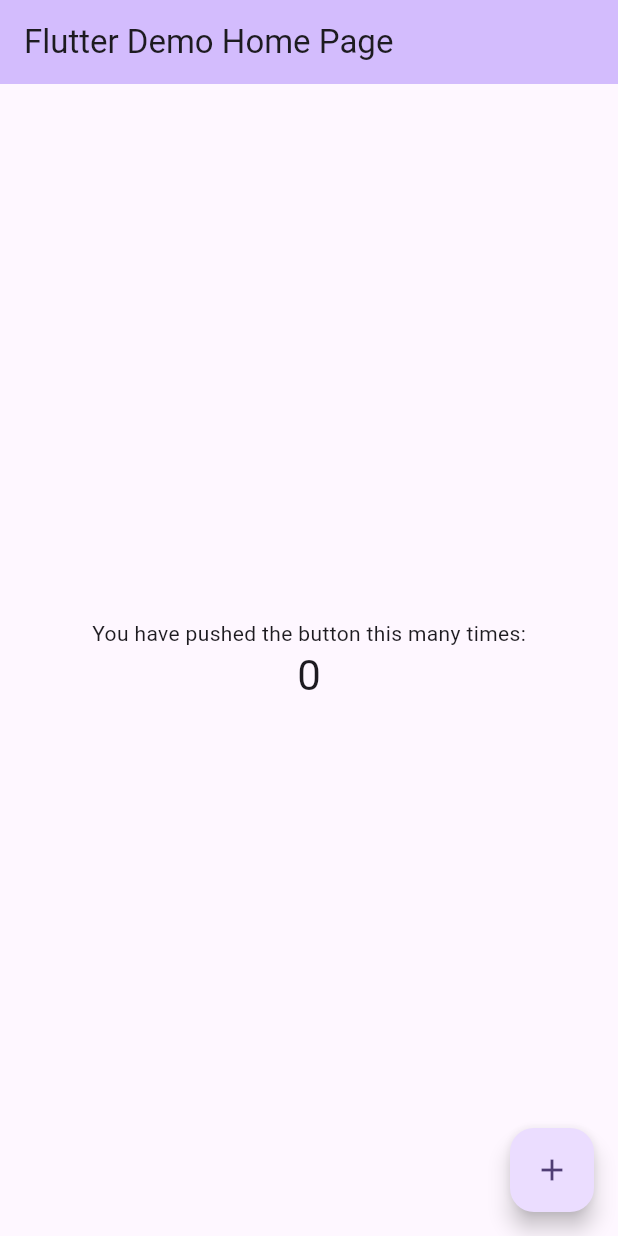
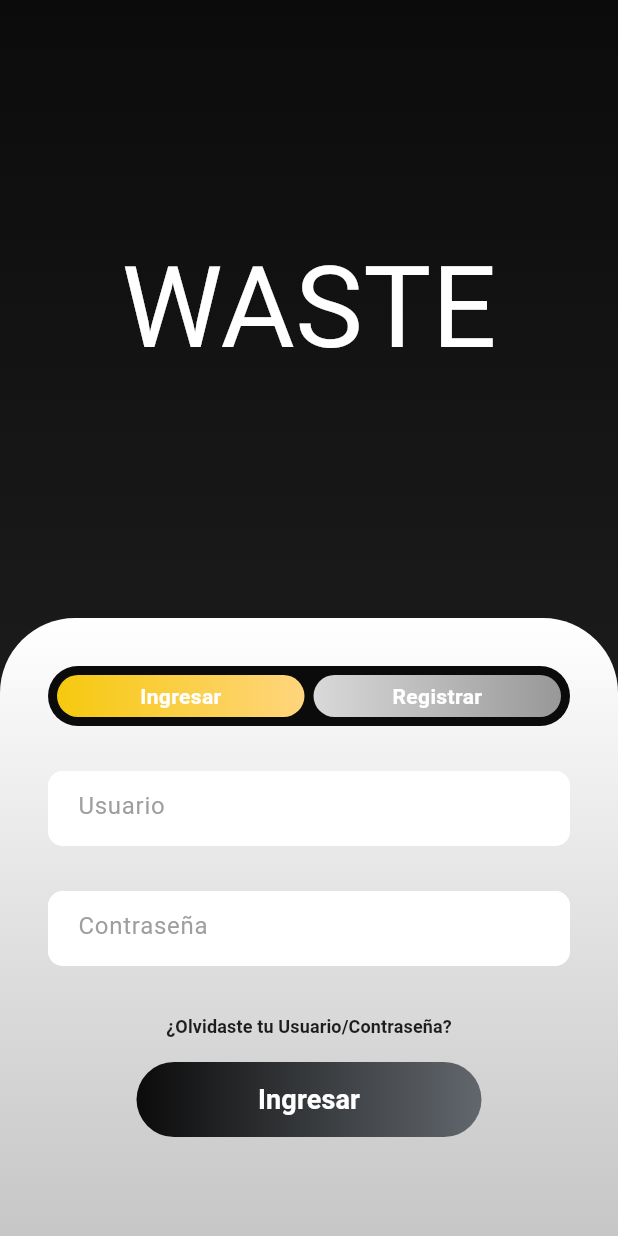
Before and after one commit to SassyGizmo/WastePy, a Flutter app: the screen it shows after launch, on a phone screen of 412 x 824 dp. Run offline on Flutter 3.47's test engine with Material 3 defaults, Android fonts, the phone set to English and light mode, and no system bars; our stand-ins replace firebase_core; accounts and stored records are empty; Roboto replaces fonts that are missing (Georgia).

Commit message:
Creación de flavors y login_page.dart

```diff
--- /dev/null
+++ b/lib/features/auth/presentation/pages/login_page.dart
@@ -0,0 +1,267 @@
+import 'package:flutter/material.dart';
+
+class LoginPage extends StatefulWidget {
+  const LoginPage({super.key});
+
+  @override
+  State<LoginPage> createState() => _LoginPageState();
+}
+
+class _LoginPageState extends State<LoginPage> {
+  bool isLoginSelected = true;
+
+  final TextEditingController _userController = TextEditingController();
+  final TextEditingController _passwordController = TextEditingController();
+
+  @override
+  void dispose() {
+    _userController.dispose();
+    _passwordController.dispose();
+    super.dispose();
+  }
+
+  @override
+  Widget build(BuildContext context) {
+    return Scaffold(
+      body: Container(
+        decoration: const BoxDecoration(
+          gradient: LinearGradient(
+            begin: Alignment.topCenter,
+            end: Alignment.bottomCenter,
+            colors: [Color(0xFF0B0B0B), Color(0xFF282828)],
+          ),
+        ),
+        child: SafeArea(
+          bottom: false,
+          child: Column(
+            children: [
+              Expanded(
+                flex: 2,
+                child: Center(
+                  child: Text(
+                    'WASTE',
+                    style: TextStyle(
+                      fontFamily: 'Georgia',
+                      fontSize: 76,
+                      color: Colors.white,
+                    ),
+                  ),
+                ),
+              ),
+
+              Expanded(
+                flex: 2,
+                child: Container(
+                  width: double.infinity,
+                  decoration: BoxDecoration(
+                    gradient: LinearGradient(
+                      begin: Alignment.topCenter,
+                      end: Alignment.bottomCenter,
+                      colors: [const Color(0xFFFFFFFF), const Color(0xFFEEEEEE).withValues(alpha: 0.8)],
+                    ),
+                    borderRadius: const BorderRadius.only(
+                      topLeft: Radius.circular(50),
+                      topRight: Radius.circular(50),
+                    ),
+                  ),
+                  padding: const EdgeInsets.symmetric(
+                    horizontal: 32,
+                    vertical: 32,
+                  ),
+                  child: SingleChildScrollView(
+                    child: Column(
+                      children: [
+                        _buildToggleSwitch(),
+                        const SizedBox(height: 30),
+
+                        _buildTextField(
+                          hintText: 'Usuario',
+                          controller: _userController,
+                          obscureText: false,
+                        ),
+                        const SizedBox(height: 30),
+
+                        _buildTextField(
+                          hintText: 'Contraseña',
+                          controller: _passwordController,
+                          obscureText: true,
+                        ),
+                        const SizedBox(height: 16),
+
+                        TextButton(
+                          style: TextButton.styleFrom(
+                            foregroundColor: Colors.black87,
+                            overlayColor: Colors.transparent,
+                          ),
+                          onPressed: () {
+                            // TODO Navegar a recuperación
+                          },
+                          child: const Text(
+                            '¿Olvidaste tu Usuario/Contraseña?',
+                            style: TextStyle(
+                              color: Colors.black87,
+                              fontSize: 12,
+                              fontWeight: FontWeight.w600,
+                            ),
+                          ),
+                        ),
+
+                        Container(
+                          width: 230,
+                          height: 50,
+                          decoration: BoxDecoration(
+                            gradient: const LinearGradient(
+                              begin: Alignment.centerLeft,
+                              end: Alignment.centerRight,
+                              colors: [
+                                Color(0xFF0B0B0B),
+                                Color(0xFF62676D),
+                              ],
+                            ),
+                            borderRadius: BorderRadius.circular(60),
+                          ),
+                          child: ElevatedButton(
+                            style: ElevatedButton.styleFrom(
+                              backgroundColor: Colors.transparent,
+                              foregroundColor: Colors.white,
+                              shadowColor: Colors.transparent,
+                              elevation: 0,
+                              shape: RoundedRectangleBorder(
+                                borderRadius: BorderRadius.circular(60),
+                              ),
+                            ),
+                            onPressed: () {
+                              print("Iniciando sesión con Firebase...");
+                            },
+                            child: Text(
+                              isLoginSelected ? 'Ingresar' : 'Registrar',
+                              style: const TextStyle(
+                                fontSize: 18,
+                                fontWeight: FontWeight.w600,
+                              ),
+                            ),
+                          ),
+                        )
+                      ],
+                    ),
+                  ),
+                ),
+              ),
+            ],
+          ),
+        ),
+      ),
+    );
+  }
+
+  // --- WIDGETS REUTILIZABLES ---
+
+  Widget _buildToggleSwitch() {
+    return Container(
+      height: 40,
+      decoration: BoxDecoration(
+        color: const Color(0xFF0B0B0B),
+        borderRadius: BorderRadius.circular(50),
+      ),
+      padding: const EdgeInsets.all(6),
+      child: Row(
+        children: [
+          Expanded(
+            child: GestureDetector(
+              onTap: () => setState(() => isLoginSelected = true),
+              child: Container(
+                decoration: BoxDecoration(
+                  borderRadius: BorderRadius.circular(50),
+                  gradient: isLoginSelected
+                      ? const LinearGradient(
+                          colors: [Color(0xFFF6C90E), Color(0xFFFFD57E)],
+                          begin: Alignment.centerLeft,
+                          end: Alignment.centerRight,
+                        )
+                      : const LinearGradient(
+                          colors: [Color(0xFFD9D9D9), Color(0xFF999898)],
+                          begin: Alignment.centerLeft,
+                          end: Alignment.centerRight,
+                        ),
+                ),
+                alignment: Alignment.center,
+                child: Text(
+                  'Ingresar',
+                  style: TextStyle(
+                    color: Colors.white,
+                    fontWeight: FontWeight.bold,
+                  ),
+                ),
+              ),
+            ),
+          ),
+
+          const SizedBox(width: 6),
+
+          Expanded(
+            child: GestureDetector(
+              onTap: () => setState(() => isLoginSelected = false),
+              child: Container(
+                decoration: BoxDecoration(
+                  borderRadius: BorderRadius.circular(50),
+                  gradient: isLoginSelected
+                      ? const LinearGradient(
+                          colors: [Color(0xFFD9D9D9), Color(0xFF999898)],
+                          begin: Alignment.centerLeft,
+                          end: Alignment.centerRight,
+                        )
+                      : const LinearGradient(
+                          colors: [Color(0xFFF6C90E), Color(0xFFFFD57E)],
+                          begin: Alignment.centerLeft,
+                          end: Alignment.centerRight,
+                        ),
+                ),
+                alignment: Alignment.center,
+                child: Text(
+                  'Registrar',
+                  style: TextStyle(
+                    color: Colors.white,
+                    fontWeight: FontWeight.bold,
+                  ),
+                ),
+              ),
+            ),
+          ),
+        ],
+      ),
+    );
+  }
+
+  Widget _buildTextField({
+    required String hintText,
+    required TextEditingController controller,
+    required bool obscureText,
+  }) {
+    return Container(
+      width: 350,
+      height: 50,
+      decoration: BoxDecoration(
+        color: Colors.white,
+        borderRadius: BorderRadius.circular(10),
+      ),
+      child: TextField(
+        controller: controller,
+        obscureText: obscureText,
+        decoration: InputDecoration(
+          hintText: hintText,
+          hintStyle: const TextStyle(color: Colors.grey),
+          border: OutlineInputBorder(
+            borderRadius: BorderRadius.circular(10),
+            borderSide: BorderSide.none,
+          ),
+          filled: true,
+          fillColor: Colors.white,
+          contentPadding: const EdgeInsets.symmetric(
+            horizontal: 16,
+            vertical: 16,
+          ),
+        ),
+      ),
+    );
+  }
+}
--- a/lib/main.dart
+++ b/lib/main.dart
@@ -1,128 +1,26 @@
 import 'package:flutter/material.dart';
 import 'package:firebase_core/firebase_core.dart';
-import 'firebase_options.dart';
+import 'package:wastepy/features/auth/presentation/pages/login_page.dart';
 
-Future<void> main() async {
+Future<void> mainCommon(FirebaseOptions options) async {
   WidgetsFlutterBinding.ensureInitialized();
+
   await Firebase.initializeApp(
-    options: DefaultFirebaseOptions.currentPlatform,
+    options: options,
   );
-  runApp(const MyApp());
+
+  runApp(const WasteApp());
 }
 
-class MyApp extends StatelessWidget {
-  const MyApp({super.key});
+class WasteApp extends StatelessWidget {
+  const WasteApp({super.key});
 
-  // This widget is the root of your application.
   @override
   Widget build(BuildContext context) {
     return MaterialApp(
-      title: 'Flutter Demo',
-      theme: ThemeData(
-        // This is the theme of your application.
-        //
-        // TRY THIS: Try running your application with "flutter run". You'll see
-        // the application has a purple toolbar. Then, without quitting the app,
-        // try changing the seedColor in the colorScheme below to Colors.green
-        // and then invoke "hot reload" (save your changes or press the "hot
-        // reload" button in a Flutter-supported IDE, or press "r" if you used
-        // the command line to start the app).
-        //
-        // Notice that the counter didn't reset back to zero; the application
-        // state is not lost during the reload. To reset the state, use hot
-        // restart instead.
-        //
-        // This works for code too, not just values: Most code changes can be
-        // tested with just a hot reload.
-        colorScheme: .fromSeed(seedColor: Colors.deepPurple),
-      ),
-      home: const MyHomePage(title: 'Flutter Demo Home Page'),
+      title: 'Waste App',
+      theme: ThemeData(primarySwatch: Colors.green),
+      home: const LoginPage(),
     );
   }
 }
-
-class MyHomePage extends StatefulWidget {
-  const MyHomePage({super.key, required this.title});
-
-  // This widget is the home page of your application. It is stateful, meaning
-  // that it has a State object (defined below) that contains fields that affect
-  // how it looks.
-
-  // This class is the configuration for the state. It holds the values (in this
-  // case the title) provided by the parent (in this case the App widget) and
-  // used by the build method of the State. Fields in a Widget subclass are
-  // always marked "final".
-
-  final String title;
-
-  @override
-  State<MyHomePage> createState() => _MyHomePageState();
-}
-
-class _MyHomePageState extends State<MyHomePage> {
-  int _counter = 0;
-
-  void _incrementCounter() {
-    setState(() {
-      // This call to setState tells the Flutter framework that something has
-      // changed in this State, which causes it to rerun the build method below
-      // so that the display can reflect the updated values. If we changed
-      // _counter without calling setState(), then the build method would not be
-      // called again, and so nothing would appear to happen.
-      _counter++;
-    });
-  }
-
-  @override
-  Widget build(BuildContext context) {
-    // This method is rerun every time setState is called, for instance as done
-    // by the _incrementCounter method above.
-    //
-    // The Flutter framework has been optimized to make rerunning build methods
-    // fast, so that you can just rebuild anything that needs updating rather
-    // than having to individually change instances of widgets.
-    return Scaffold(
-      appBar: AppBar(
-        // TRY THIS: Try changing the color here to a specific color (to
-        // Colors.amber, perhaps?) and trigger a hot reload to see the AppBar
-        // change color while the other colors stay the same.
-        backgroundColor: Theme.of(context).colorScheme.inversePrimary,
-        // Here we take the value from the MyHomePage object that was created by
-        // the App.build method, and use it to set our appbar title.
-        title: Text(widget.title),
-      ),
-      body: Center(
-        // Center is a layout widget. It takes a single child and positions it
-        // in the middle of the parent.
-        child: Column(
-          // Column is also a layout widget. It takes a list of children and
-          // arranges them vertically. By default, it sizes itself to fit its
-          // children horizontally, and tries to be as tall as its parent.
-          //
-          // Column has various properties to control how it sizes itself and
-          // how it positions its children. Here we use mainAxisAlignment to
-          // center the children vertically; the main axis here is the vertical
-          // axis because Columns are vertical (the cross axis would be
-          // horizontal).
-          //
-          // TRY THIS: Invoke "debug painting" (choose the "Toggle Debug Paint"
-          // action in the IDE, or press "p" in the console), to see the
-          // wireframe for each widget.
-          mainAxisAlignment: .center,
-          children: [
-            const Text('You have pushed the button this many times:'),
-            Text(
-              '$_counter',
-              style: Theme.of(context).textTheme.headlineMedium,
-            ),
-          ],
-        ),
-      ),
-      floatingActionButton: FloatingActionButton(
-        onPressed: _incrementCounter,
-        tooltip: 'Increment',
-        child: const Icon(Icons.add),
-      ),
-    );
-  }
-}
--- /dev/null
+++ b/lib/main_development.dart
@@ -0,0 +1,6 @@
+import 'firebase_options.dart';
+import 'main.dart';
+
+void main() {
+  mainCommon(DefaultFirebaseOptions.currentPlatform);
+}
--- /dev/null
+++ b/lib/main_production.dart
@@ -0,0 +1,6 @@
+import 'firebase_options.dart';
+import 'main.dart';
+
+void main() {
+  mainCommon(DefaultFirebaseOptions.currentPlatform);
+}
```
Also changed, not shown: lib/injection_container.dart (added), 4 other files.
